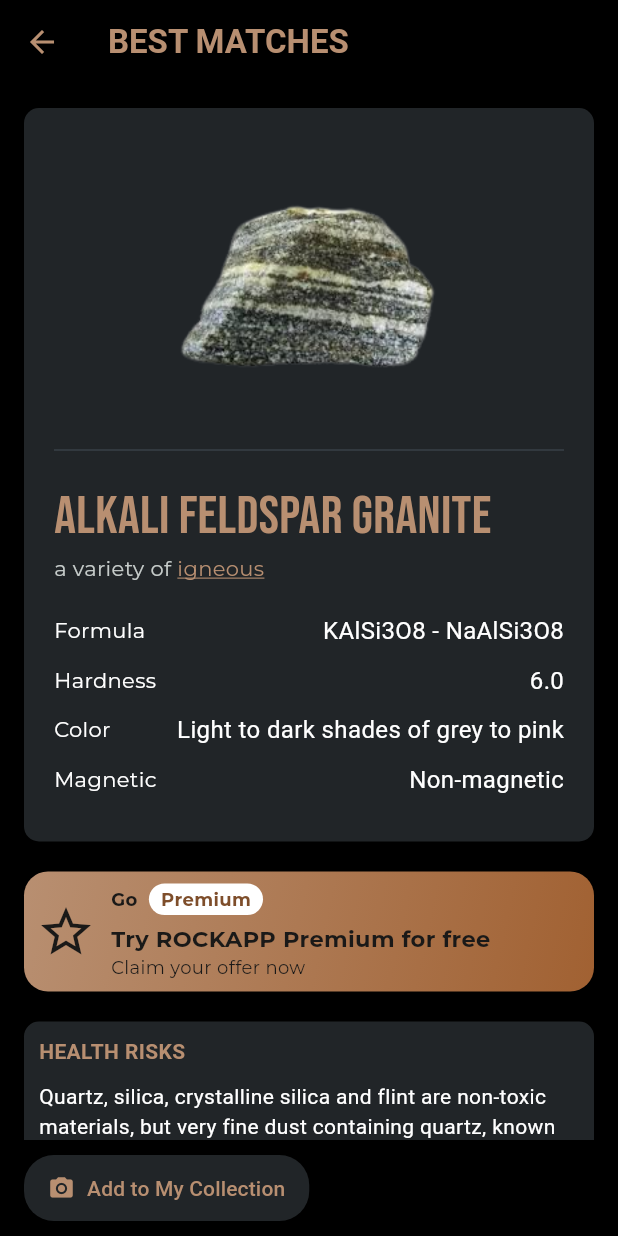
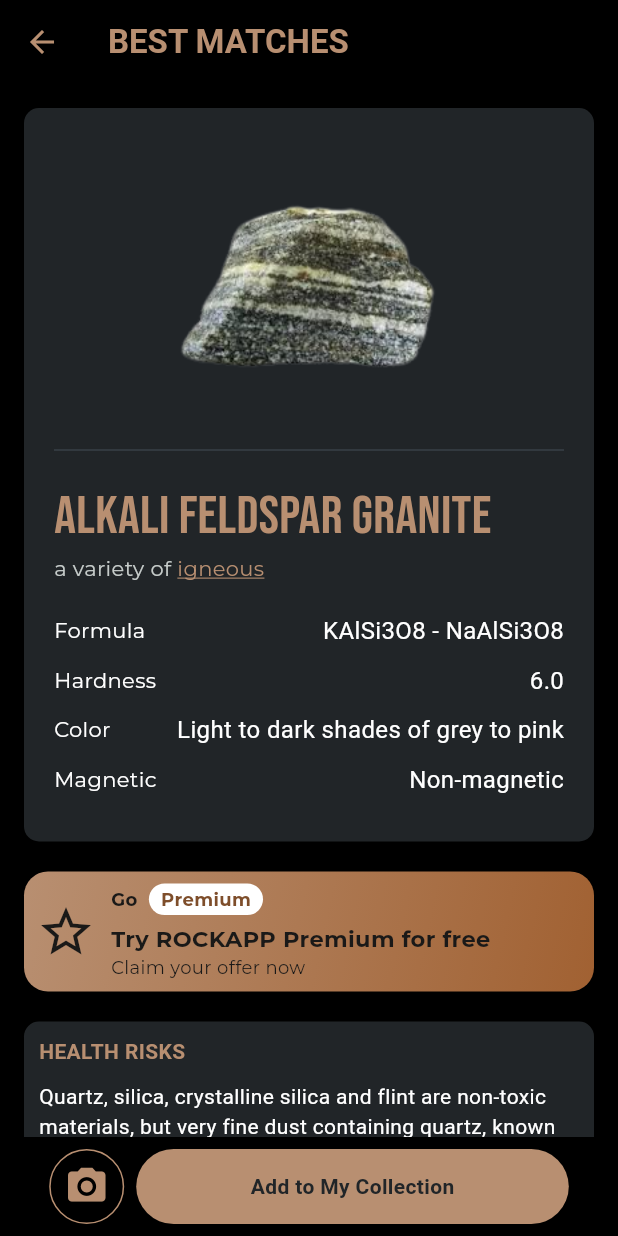
Before and after one commit to caiobraga/Rock_ID, a Flutter app: the RockDetailPage screen opened directly with sample values from the repository, on a phone screen of 412 x 824 dp. Run offline on Flutter 3.47's test engine with Material 3 defaults, Android fonts, the phone set to English and light mode, and no system bars; our stand-ins replace animated_bottom_navigation_bar, flutter_dotenv, google_fonts, image_picker, page_transition, sqflite; accounts and stored records are empty.

Commit message:
changes to teh detail screen

```diff
--- a/lib/services/selection_modal.dart
+++ b/lib/services/selection_modal.dart
@@ -2,10 +2,13 @@ import 'package:flutter/material.dart';
 import 'package:flutter_onboarding/ui/screens/select_rock_page.dart';
 import 'package:page_transition/page_transition.dart';
 
+import '../ui/root_page.dart';
 import '../ui/scan_page.dart';
 
 class ShowSelectionModalService {
   Future<void> show(BuildContext context) async {
+    Navigator.pushReplacement(
+                    context, MaterialPageRoute(builder: (_) => const RootPage()));
    showModalBottomSheet(
       context: context,
       builder: (BuildContext context) {
--- a/lib/ui/screens/detail_page.dart
+++ b/lib/ui/screens/detail_page.dart
@@ -6,6 +6,7 @@ import 'package:google_fonts/google_fonts.dart';
 import 'package:page_transition/page_transition.dart';
 
 import '../../db/db.dart';
+import '../../services/selection_modal.dart';
 import '../../services/snackbar.dart';
 
 class RockDetailPage extends StatelessWidget {
@@ -145,23 +146,66 @@ class RockDetailPage extends StatelessWidget {
               color: Colors.black,
               padding: const EdgeInsets.symmetric(horizontal: 16.0, vertical: 8.0),
               child: Row(
-                mainAxisAlignment: MainAxisAlignment.spaceBetween,
+                mainAxisAlignment: MainAxisAlignment.center,
                 children: [
-                  ElevatedButton.icon(
-                    onPressed: isSavingRock ? () => saveRock(context) : () => addToCollection(context),
-                    icon: Icon(Icons.photo_camera, color: Constants.primaryColor),
-                    label: Text(
-                      isSavingRock ? 'Save' : 'Add to My Collection',
-                      style: TextStyle(color: Constants.primaryColor),
+                  GestureDetector(
+
+                  onTap: () {
+                    ShowSelectionModalService().show(context);
+                  },
+                  child: Container(
+                    padding: EdgeInsets.all(4),
+                    width: 50.0,
+                    height: 50.0,
+                    decoration: BoxDecoration(
+                      border: Border.all(
+                        color: Constants.primaryColor,
+                        width: 1
+                      ),
+                      shape: BoxShape.circle,
+                      boxShadow: [
+                        BoxShadow(
+                          color: Colors.black.withOpacity(0.2),
+                          spreadRadius: 2,
+                          blurRadius: 5,
+                          offset: Offset(0, 3),
+                        ),
+                      ],
                     ),
-                    style: ElevatedButton.styleFrom(
-                      primary: Constants.darkGrey,
-                      shape: RoundedRectangleBorder(
-                        borderRadius: BorderRadius.circular(20),
+                    child: Center(
+                      child: Icon(
+                        Icons.photo_camera,
+                        color: Constants.primaryColor,
+                        size: 30.0,
                       ),
-                      padding: const EdgeInsets.symmetric(horizontal: 16.0, vertical: 12.0),
                     ),
                   ),
+                ),
+                SizedBox(width: 8),
+                  GestureDetector(
+                  onTap: isSavingRock ? () => saveRock(context) : () => addToCollection(context),
+                  child: Container(
+                    width: MediaQuery.of(context).size.width *0.7,
+                    height: 50,
+                    decoration: BoxDecoration(
+                      color: Constants.primaryColor,
+                      borderRadius: BorderRadius.circular(50),
+                    ),
+                    padding: const EdgeInsets.symmetric(horizontal: 16.0, vertical: 12.0),
+                    child: Row(
+                      mainAxisSize: MainAxisSize.min,
+                      crossAxisAlignment: CrossAxisAlignment.center,
+                      mainAxisAlignment: MainAxisAlignment.center,
+                      children: [
+                        Text(
+                          isSavingRock ? 'Save' : 'Add to My Collection',
+                          style: TextStyle(color: Constants.darkGrey, fontSize: 14, fontWeight: FontWeight.bold),
+                        ),
+                      ],
+                    ),
+                  ),
+                )
+
                 ],
               ),
             ),
```
